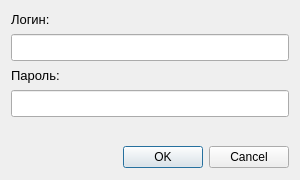
Above: res/ui/newUserDialog.ui from Aredking/Password-Manager before the change. Below: the same form after it.
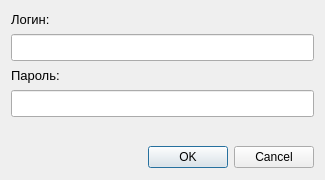
That is the form after the change.

```diff
--- a/res/ui/newUserDialog.ui
+++ b/res/ui/newUserDialog.ui
@@ -6,7 +6,7 @@
    <rect>
     <x>0</x>
     <y>0</y>
-    <width>300</width>
+    <width>325</width>
     <height>180</height>
    </rect>
   </property>
```
Left out of the diff: 3 changed lines with no effect on the pictures.
